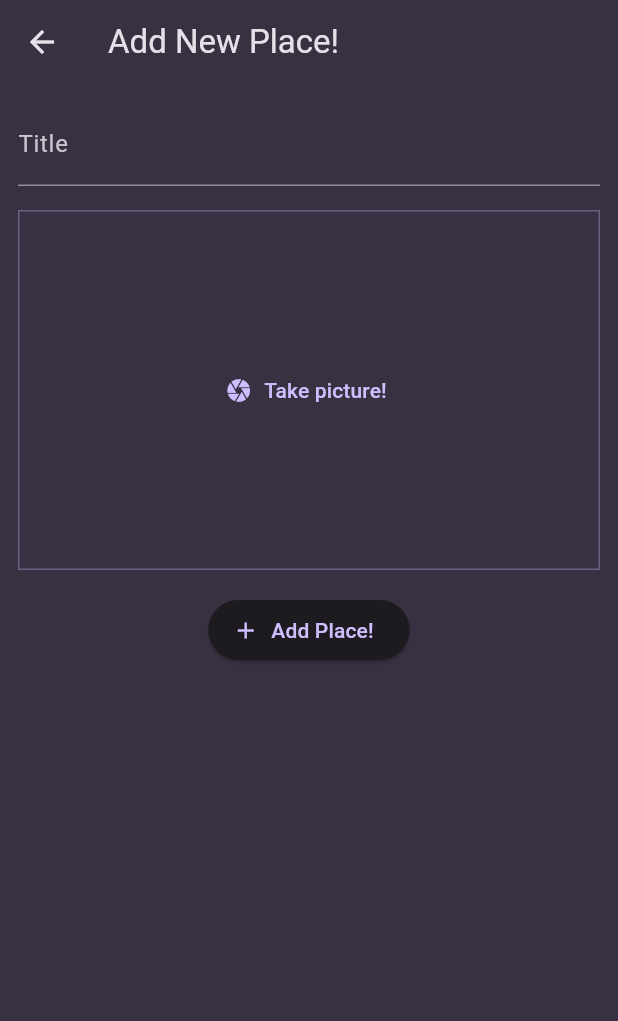
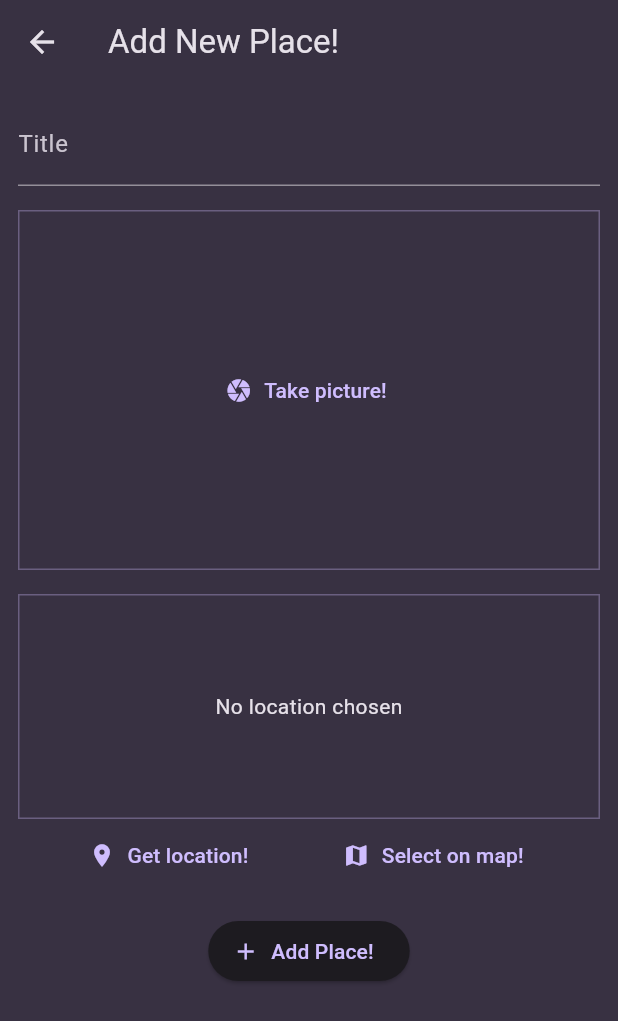
Before and after one commit to Adriatik-Berdufi/favorites_place, a Flutter app: the AddPlaceScreen screen opened directly, on a phone screen of 412 x 824 dp. Shown: the top 1021 px of the screen. Run offline on Flutter 3.47's test engine with Material 3 defaults, Android fonts, the phone set to English and light mode, and no system bars; our stand-ins replace flutter_riverpod, image_picker.

Commit message:
add take loaction container

```diff
--- a/lib/screens/add_place.dart
+++ b/lib/screens/add_place.dart
@@ -1,5 +1,6 @@
 import 'package:favorites_place/providers/user_places.dart';
 import 'package:favorites_place/widget/image_input.dart';
+import 'package:favorites_place/widget/location_input.dart';
 import 'package:flutter/material.dart';
 import 'package:flutter_riverpod/flutter_riverpod.dart';
 import 'dart:io';
@@ -52,6 +53,8 @@ class _AddPlaceScreenState extends ConsumerState<AddPlaceScreen> {
               _selectedImage = image;
             }),
             const SizedBox(height: 16),
+            LocationInput(),
+            const SizedBox(height: 16),
             ElevatedButton.icon(
               onPressed: _savePlace,
               icon: const Icon(Icons.add),
--- /dev/null
+++ b/lib/widget/location_input.dart
@@ -0,0 +1,53 @@
+import 'package:favorites_place/main.dart';
+import 'package:flutter/material.dart';
+
+class LocationInput extends StatefulWidget {
+  const LocationInput({super.key});
+  @override
+  State<LocationInput> createState() {
+    return _LocationinputState();
+  }
+}
+
+class _LocationinputState extends State<LocationInput> {
+  @override
+  Widget build(BuildContext context) {
+    return Column(
+      children: [
+        Container(
+          height: 150,
+          width: double.infinity,
+          alignment: Alignment.center,
+          decoration: BoxDecoration(
+            border: Border.all(
+              width: 1,
+              color: Theme.of(context).colorScheme.primary.withOpacity(0.33),
+            ),
+          ),
+          child: Text(
+            'No location chosen',
+            textAlign: TextAlign.center,
+            style: Theme.of(context).textTheme.bodyMedium!.copyWith(
+                  color: Theme.of(context).colorScheme.onSurface,
+                ),
+          ),
+        ),
+        Row(
+          mainAxisAlignment: MainAxisAlignment.spaceEvenly,
+          children: [
+            TextButton.icon(
+              onPressed: () {},
+              icon: const Icon(Icons.location_on),
+              label: const Text('Get location!'),
+            ),
+            TextButton.icon(
+              onPressed: () {},
+              icon: const Icon(Icons.map),
+              label: const Text('Select on map!'),
+            )
+          ],
+        ),
+      ],
+    );
+  }
+}
--- a/pubspec.yaml
+++ b/pubspec.yaml
@@ -37,6 +37,7 @@ dependencies:
   uuid: ^4.5.1
   flutter_riverpod: ^2.5.1
   image_picker: ^1.1.2
+  location: ^6.0.2
 
 dev_dependencies:
   flutter_test:
```
Also changed, not shown: lib/screens/place_details.dart (+13 -11 lines), pubspec.lock, 3 other files.
